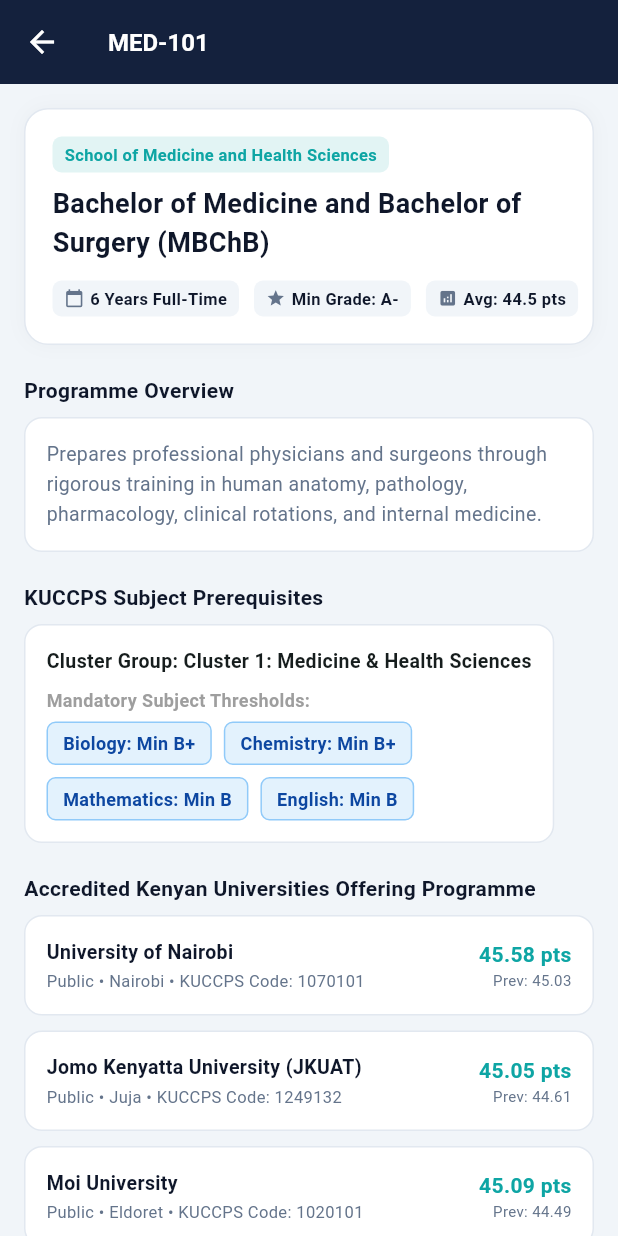
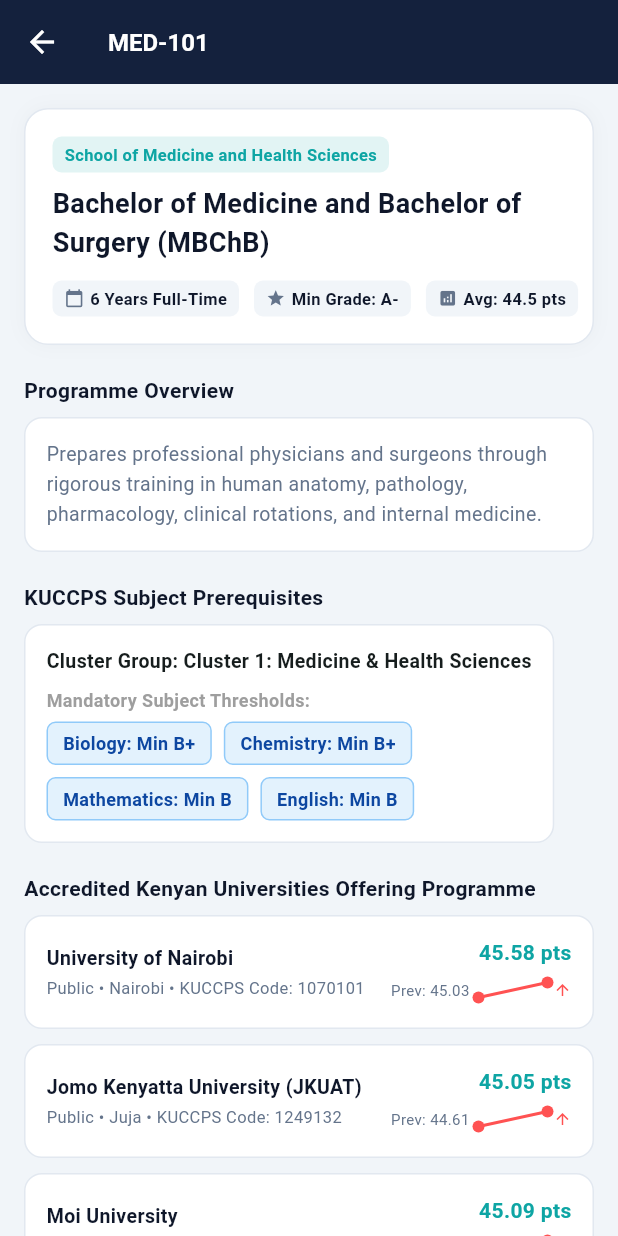
Before and after one commit to fmarsaa/UniGuide, a Flutter app: the ProgrammeDetailScreen screen opened directly with sample values from the repository, on a phone screen of 412 x 824 dp. Run offline on Flutter 3.47's test engine with Material 3 defaults, Android fonts, the phone set to English and light mode, and no system bars; drawn by our look-alikes of fl_chart; our stand-ins replace firebase_auth, firebase_core, shared_preferences; accounts and stored records are empty; network calls fail.

Commit message:
added a cutoff trend chart to the programme detail page
small line chart per university showing previous vs latest cutoff with an
up/down indicator. only 2 data points since thats all we actually have
(not pretending its a multi year trend), but still useful at a glance -
is this programme getting harder or easier to get into at this uni

```diff
--- a/flutter_app/lib/screens/programme_detail_screen.dart
+++ b/flutter_app/lib/screens/programme_detail_screen.dart
@@ -1,3 +1,5 @@
+import 'dart:math' as math;
+import 'package:fl_chart/fl_chart.dart';
 import 'package:flutter/material.dart';
 import '../models/programme.dart';
 import '../theme/app_colors.dart';
@@ -156,7 +158,8 @@
                           '${uni.latestCutoff.toStringAsFixed(2)} pts',
                           style: const TextStyle(fontWeight: FontWeight.bold, fontSize: 14, color: Color(0xFF0EA5A4)),
                         ),
-                        Text('Prev: ${uni.previousCutoff.toStringAsFixed(2)}', style: TextStyle(fontSize: 10, color: AppColors.textSecondary(context))),
+                        const SizedBox(height: 4),
+                        _buildCutoffTrend(context, uni.previousCutoff, uni.latestCutoff),
                       ],
                     ),
                   ],
@@ -227,4 +230,63 @@
       ),
     );
   }
+
+  /// Honest about what this is: a two-point comparison (previous ->
+  /// latest KUCCPS intake), not a multi-year trend line - the catalogue
+  /// only records the last two cutoffs per university offering. Still
+  /// useful at a glance: is this programme getting harder (cutoff up) or
+  /// easier (cutoff down) to get into at this university.
+  Widget _buildCutoffTrend(BuildContext context, double previous, double latest) {
+    if (previous <= 0) {
+      // No real previous-year figure on record for this offering - showing
+      // a flat/fabricated line would misrepresent data we don't have.
+      return Text('No prior-year figure on record', style: TextStyle(fontSize: 10, color: AppColors.textSecondary(context)));
+    }
+
+    final diff = latest - previous;
+    final rising = diff > 0.001;
+    final falling = diff < -0.001;
+    final trendColor = rising ? Colors.redAccent : (falling ? Colors.green : Colors.grey);
+    final pad = math.max(0.15, diff.abs() * 0.6);
+
+    return Row(
+      mainAxisSize: MainAxisSize.min,
+      children: [
+        Text('Prev: ${previous.toStringAsFixed(2)}', style: TextStyle(fontSize: 10, color: AppColors.textSecondary(context))),
+        const SizedBox(width: 6),
+        SizedBox(
+          width: 46,
+          height: 22,
+          child: LineChart(
+            LineChartData(
+              gridData: const FlGridData(show: false),
+              titlesData: const FlTitlesData(show: false),
+              borderData: FlBorderData(show: false),
+              lineTouchData: const LineTouchData(enabled: false),
+              minY: math.min(previous, latest) - pad,
+              maxY: math.max(previous, latest) + pad,
+              minX: 0,
+              maxX: 1,
+              lineBarsData: [
+                LineChartBarData(
+                  spots: [FlSpot(0, previous), FlSpot(1, latest)],
+                  isCurved: false,
+                  color: trendColor,
+                  barWidth: 2,
+                  dotData: const FlDotData(show: true),
+                  belowBarData: BarAreaData(show: false),
+                ),
+              ],
+            ),
+          ),
+        ),
+        const SizedBox(width: 4),
+        Icon(
+          rising ? Icons.arrow_upward : (falling ? Icons.arrow_downward : Icons.remove),
+          size: 12,
+          color: trendColor,
+        ),
+      ],
+    );
+  }
 }
```
